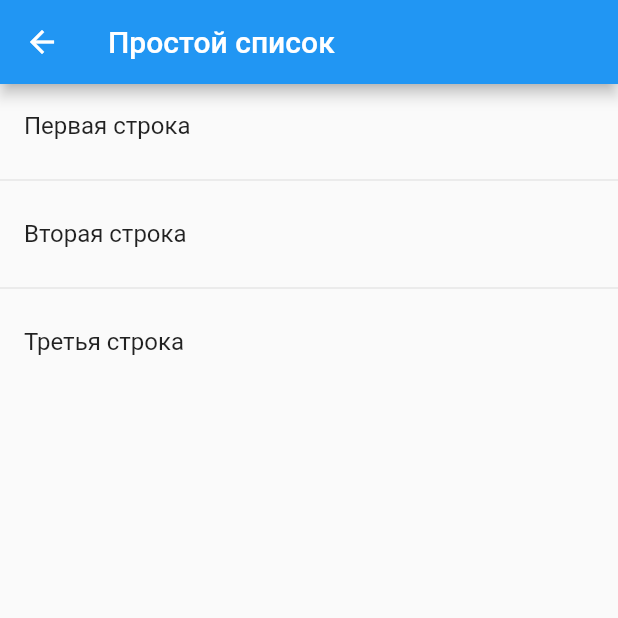
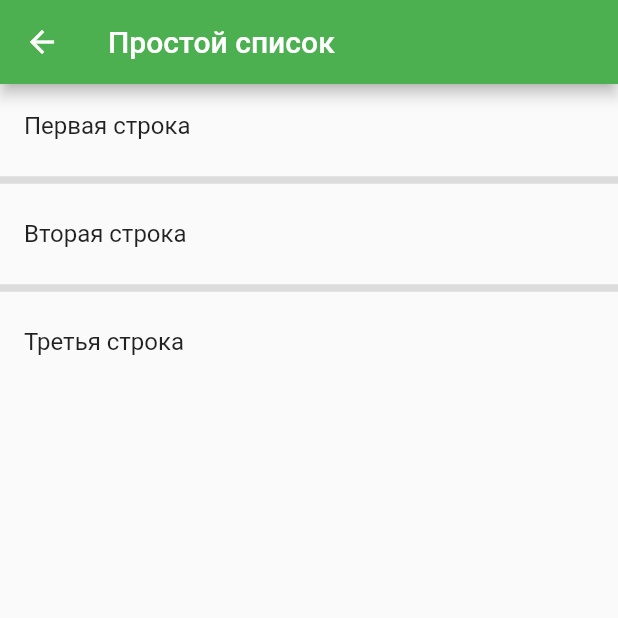
Before and after one commit to Fertoseres/IT2201_Tsarenok, a Flutter app: the SimpleListScreen screen opened by its route, on a phone screen of 412 x 824 dp, the top half of it. Run offline on Flutter 3.47's test engine with Material 2 defaults, Android fonts, the phone set to English and light mode, and no system bars.

Commit message:
Add files via upload

```diff
--- a/flutter_zbli06s4blj0/lib/screens/simple_list_screen.dart
+++ b/flutter_zbli06s4blj0/lib/screens/simple_list_screen.dart
@@ -6,13 +6,13 @@ class SimpleListScreen extends StatelessWidget {
   @override
   Widget build(BuildContext context) {
     return Scaffold(
-      appBar: AppBar(title: const Text('Простой список')),
+      appBar: AppBar(title: const Text('Простой список'), backgroundColor: Colors.green,),
       body: ListView(
         children: const [
           ListTile(title: Text('Первая строка')),
-          Divider(),
+          Divider(thickness: 5,),
           ListTile(title: Text('Вторая строка')),
-          Divider(),
+          Divider(thickness: 5,),
           ListTile(title: Text('Третья строка')),
         ],
       ),
```
